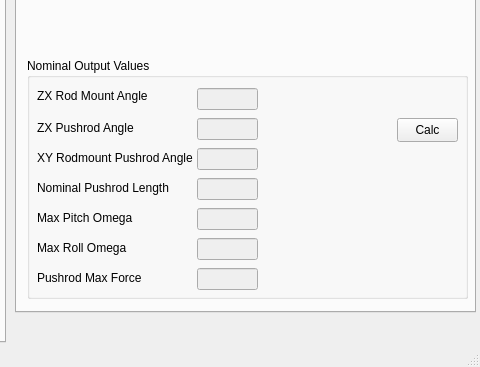
Above: main_window.ui from chadat23/MotionVisualizer before the change; both pictures show x 665 to 1145 and y 367 to 734 of the 1145 by 734 pixel window. Below: the same form after it.
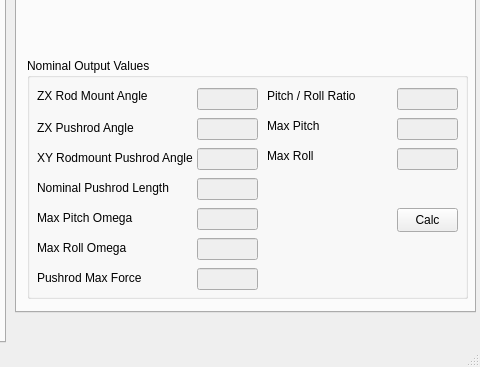
That is the form after the change. The open tabs and pages were chosen to show the change. Icons and pictures are not drawn.

Commit message: Added pitch/roll ratio & max angles

The edit to the form file:
```diff
--- a/main_window.ui
+++ b/main_window.ui
@@ -1768,19 +1768,106 @@
         <string>Pushrod Max Force</string>
        </property>
       </widget>
-     </widget>
-     <widget class="QPushButton" name="button_calc_linear">
-      <property name="geometry">
-       <rect>
-        <x>380</x>
-        <y>430</y>
-        <width>61</width>
-        <height>24</height>
-       </rect>
-      </property>
-      <property name="text">
-       <string>Calc</string>
-      </property>
+      <widget class="QLabel" name="label_67">
+       <property name="geometry">
+        <rect>
+         <x>240</x>
+         <y>30</y>
+         <width>131</width>
+         <height>16</height>
+        </rect>
+       </property>
+       <property name="text">
+        <string>Pitch / Roll Ratio</string>
+       </property>
+      </widget>
+      <widget class="QLineEdit" name="pitch_roll_ratio_linear">
+       <property name="enabled">
+        <bool>false</bool>
+       </property>
+       <property name="geometry">
+        <rect>
+         <x>370</x>
+         <y>30</y>
+         <width>61</width>
+         <height>22</height>
+        </rect>
+       </property>
+       <property name="text">
+        <string/>
+       </property>
+      </widget>
+      <widget class="QPushButton" name="button_calc_linear">
+       <property name="geometry">
+        <rect>
+         <x>370</x>
+         <y>150</y>
+         <width>61</width>
+         <height>24</height>
+        </rect>
+       </property>
+       <property name="text">
+        <string>Calc</string>
+       </property>
+      </widget>
+      <widget class="QLineEdit" name="max_roll_linear">
+       <property name="enabled">
+        <bool>false</bool>
+       </property>
+       <property name="geometry">
+        <rect>
+         <x>370</x>
+         <y>90</y>
+         <width>61</width>
+         <height>22</height>
+        </rect>
+       </property>
+       <property name="text">
+        <string/>
+       </property>
+      </widget>
+      <widget class="QLabel" name="label_60">
+       <property name="geometry">
+        <rect>
+         <x>240</x>
+         <y>60</y>
+         <width>131</width>
+         <height>16</height>
+        </rect>
+       </property>
+       <property name="text">
+        <string>Max Pitch</string>
+       </property>
+      </widget>
+      <widget class="QLineEdit" name="max_pitch_linear">
+       <property name="enabled">
+        <bool>false</bool>
+       </property>
+       <property name="geometry">
+        <rect>
+         <x>370</x>
+         <y>60</y>
+         <width>61</width>
+         <height>22</height>
+        </rect>
+       </property>
+       <property name="text">
+        <string/>
+       </property>
+      </widget>
+      <widget class="QLabel" name="label_61">
+       <property name="geometry">
+        <rect>
+         <x>240</x>
+         <y>90</y>
+         <width>131</width>
+         <height>16</height>
+        </rect>
+       </property>
+       <property name="text">
+        <string>Max Roll</string>
+       </property>
+      </widget>
      </widget>
     </widget>
    </widget>
```
Left out of the diff: 97 changed lines with no effect on the pictures. The commit also changes 4 other files.
